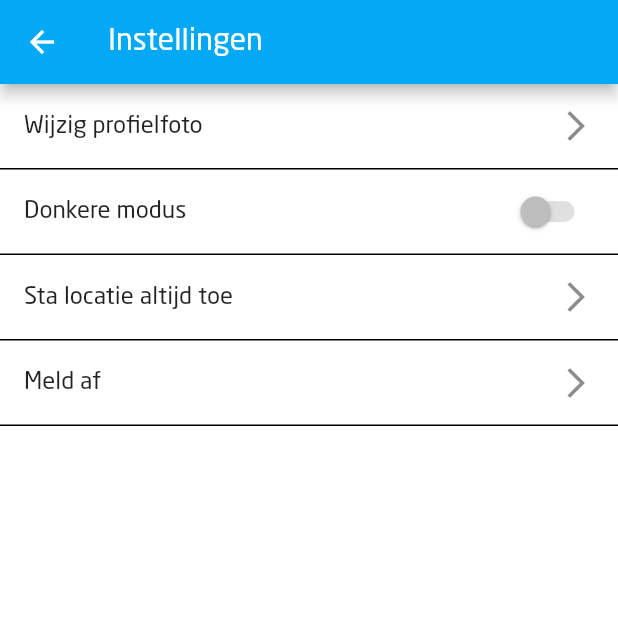
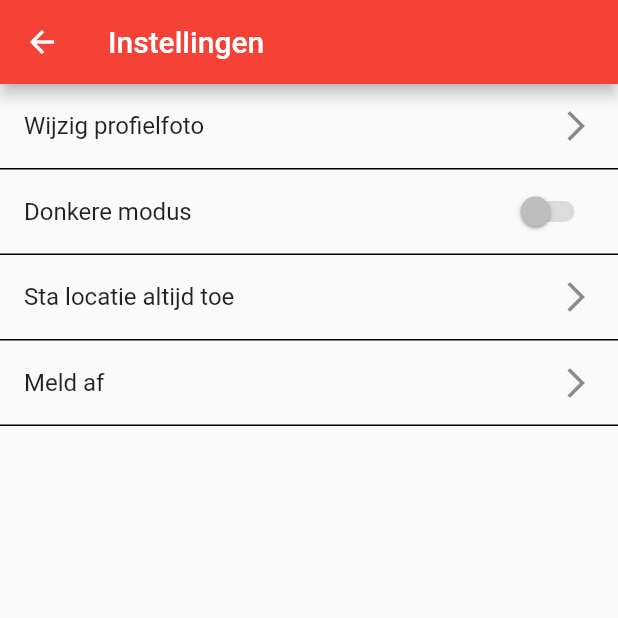
Before and after one commit to oSoc18/gentlestudent, a Flutter app: the SettingsPage screen opened by its route, after a tap on "Wijzig profielfoto", on a phone screen of 412 x 824 dp, the top half of it. Run offline on Flutter 3.47's test engine with Material 2 defaults, Android fonts, the phone set to English and light mode, and no system bars; our stand-ins replace cached_network_image, cloud_firestore, date_format, dynamic_theme, firebase_auth, flutter_map and 2 more; missing offline and left inert: beacons, flutter_html_view, intro_views_flutter, local_notifications; accounts and stored records are empty.

Commit message:
First try for dark theme, 90% succesful

```diff
--- a/gentle_student/lib/pages/information/information_page.dart
+++ b/gentle_student/lib/pages/information/information_page.dart
@@ -25,7 +25,6 @@ class InformationPage extends StatelessWidget {
         title: new Text("Informatie", style: TextStyle(color: Colors.white)),
         iconTheme: new IconThemeData(color: Colors.white),
       ),
-      backgroundColor: Colors.white,
       body: ListView(
         children: <Widget>[
           Container(
--- a/gentle_student/lib/pages/user/settings/settings_page.dart
+++ b/gentle_student/lib/pages/user/settings/settings_page.dart
@@ -2,6 +2,7 @@ import 'dart:async';
 
 import 'package:Gentle_Student/data/database_helper.dart';
 import 'package:Gentle_Student/pages/login/login_page.dart';
+import 'package:dynamic_theme/dynamic_theme.dart';
 import 'package:firebase_auth/firebase_auth.dart';
 import 'package:flutter/material.dart';
 
@@ -15,6 +16,16 @@ class _SettingsPageState extends State<SettingsPage> {
   //Declaration of the variables
   final db = new DatabaseHelper();
   final scaffoldKey = new GlobalKey<ScaffoldState>();
+
+  void changeBrightness() {
+    DynamicTheme.of(context).setBrightness(Theme.of(context).brightness == Brightness.dark? Brightness.light: Brightness.dark);
+  }
+
+  void changeColor() {
+    DynamicTheme.of(context).setThemeData(new ThemeData(
+        primaryColor: Theme.of(context).primaryColor == Colors.lightBlue? Colors.red: Colors.indigo
+    ));
+  }
 
   //Function for signing out
   Future<Null> _signOut() async {
@@ -75,7 +86,6 @@ class _SettingsPageState extends State<SettingsPage> {
         title: new Text("Instellingen", style: TextStyle(color: Colors.white)),
         iconTheme: new IconThemeData(color: Colors.white),
       ),
-      backgroundColor: Colors.white,
       key: scaffoldKey,
       body: ListView(
         children: <Widget>[
@@ -83,7 +93,10 @@ class _SettingsPageState extends State<SettingsPage> {
             child: ListTile(
               trailing: Icon(Icons.arrow_forward_ios),
               title: Text('Wijzig profielfoto'),
-              onTap: () => {},
+              onTap: () {
+                changeBrightness();
+                changeColor();
+              },
             ),
             decoration: new BoxDecoration(
               border: new Border(
--- a/gentle_student/lib/pages/user/user_page.dart
+++ b/gentle_student/lib/pages/user/user_page.dart
@@ -15,7 +15,6 @@ class UserPage extends StatelessWidget {
         title: new Text("Gebruiker", style: TextStyle(color: Colors.white)),
         iconTheme: new IconThemeData(color: Colors.white),
       ),
-      backgroundColor: Colors.white,
       body: GridView.count(
         crossAxisCount: 3,
         children: [
--- a/gentle_student/pubspec.yaml
+++ b/gentle_student/pubspec.yaml
@@ -4,6 +4,10 @@ description: An application that makes students engage more in their community.
 dependencies:
   flutter:
     sdk: flutter
+
+  dynamic_theme:
+    git:
+      url: git://github.com/Norbert515/dynamic_theme.git
 
   cupertino_icons: ^0.1.2
 
```
Also changed, not shown: gentle_student/lib/main.dart (+24 -9 lines), gentle_student/pubspec.lock.
